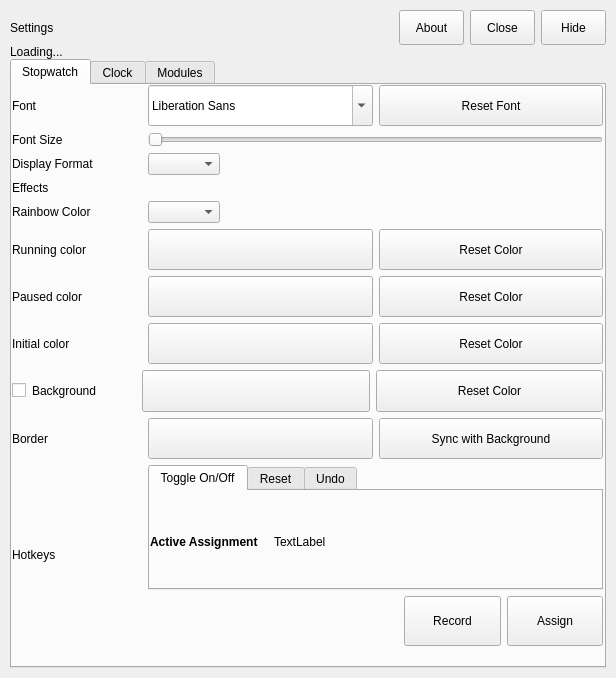
The window that stopwatchinteractiveeditor.ui (Bo0sted/phasmophobia-stopwatch-timer) describes before a commit, drawn with Qt 5.
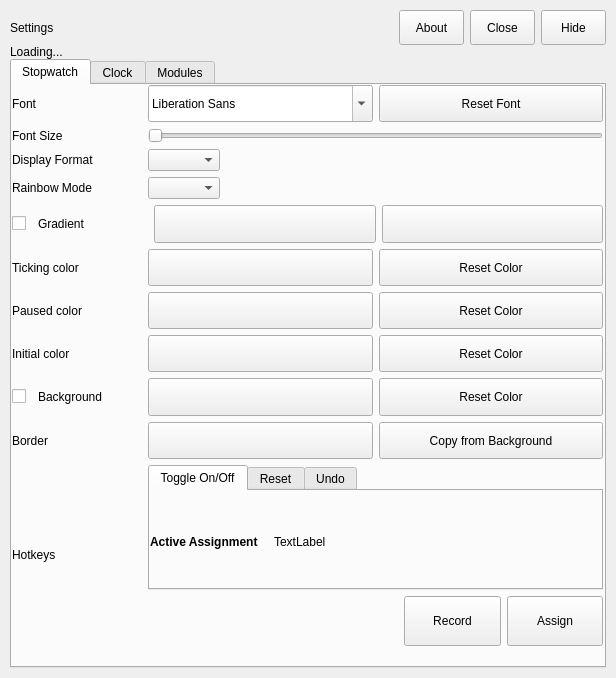
The same window after the commit. The open tabs and pages were chosen to show the change.

Commit message:
Added basic gradient support
More to come

Diff of the .ui file:
```diff
--- a/stopwatchinteractiveeditor.ui
+++ b/stopwatchinteractiveeditor.ui
@@ -467,22 +467,6 @@
           </item>
           <item>
            <layout class="QVBoxLayout" name="verticalLayout_2">
-            <item>
-             <widget class="QLabel" name="label_6">
-              <property name="sizePolicy">
-               <sizepolicy hsizetype="Fixed" vsizetype="Preferred">
-                <horstretch>0</horstretch>
-                <verstretch>0</verstretch>
-               </sizepolicy>
-              </property>
-              <property name="text">
-               <string>Effects</string>
-              </property>
-              <property name="alignment">
-               <set>Qt::AlignmentFlag::AlignLeading|Qt::AlignmentFlag::AlignLeft|Qt::AlignmentFlag::AlignTop</set>
-              </property>
-             </widget>
-            </item>
             <item>
              <layout class="QHBoxLayout" name="horizontalLayout_15">
               <item>
@@ -500,7 +484,7 @@
                  </size>
                 </property>
                 <property name="text">
-                 <string>Rainbow Color</string>
+                 <string>Rainbow Mode</string>
                 </property>
                </widget>
               </item>
@@ -531,6 +515,86 @@
             </item>
            </layout>
           </item>
+          <item>
+           <layout class="QHBoxLayout" name="horizontalLayout_18">
+            <item>
+             <widget class="QCheckBox" name="gradientToggleCheckbox">
+              <property name="minimumSize">
+               <size>
+                <width>20</width>
+                <height>0</height>
+               </size>
+              </property>
+              <property name="maximumSize">
+               <size>
+                <width>0</width>
+                <height>16777215</height>
+               </size>
+              </property>
+              <property name="text">
+               <string/>
+              </property>
+             </widget>
+            </item>
+            <item>
+             <widget class="QLabel" name="secondGradientColorPickerPushButton">
+              <property name="minimumSize">
+               <size>
+                <width>110</width>
+                <height>0</height>
+               </size>
+              </property>
+              <property name="maximumSize">
+               <size>
+                <width>0</width>
+                <height>16777215</height>
+               </size>
+              </property>
+              <property name="text">
+               <string>Gradient</string>
+              </property>
+             </widget>
+            </item>
+            <item>
+             <widget class="QPushButton" name="gradientOneColorPickerPushButton">
+              <property name="sizePolicy">
+               <sizepolicy hsizetype="Preferred" vsizetype="Fixed">
+                <horstretch>0</horstretch>
+                <verstretch>0</verstretch>
+               </sizepolicy>
+              </property>
+              <property name="maximumSize">
+               <size>
+                <width>16777215</width>
+                <height>50</height>
+               </size>
+              </property>
+              <property name="text">
+               <string/>
+              </property>
+             </widget>
+            </item>
+            <item>
+             <widget class="QPushButton" name="gradientTwoColorPickerPushButton">
+              <property name="sizePolicy">
+               <sizepolicy hsizetype="Preferred" vsizetype="Fixed">
+                <horstretch>0</horstretch>
+                <verstretch>0</verstretch>
+               </sizepolicy>
+              </property>
+              <property name="maximumSize">
+               <size>
+                <width>16777215</width>
+                <height>50</height>
+               </size>
+              </property>
+              <property name="text">
+               <string/>
+              </property>
+             </widget>
+            </item>
+           </layout>
+          </item>
           <item>
            <layout class="QHBoxLayout" name="horizontalLayout_8">
             <item>
@@ -548,7 +612,7 @@
                </size>
               </property>
               <property name="text">
-               <string>Running color</string>
+               <string>Ticking color</string>
               </property>
              </widget>
             </item>
@@ -712,6 +776,12 @@
                 <verstretch>0</verstretch>
                </sizepolicy>
               </property>
+              <property name="minimumSize">
+               <size>
+                <width>20</width>
+                <height>0</height>
+               </size>
+              </property>
               <property name="text">
                <string/>
               </property>
@@ -825,7 +895,7 @@
                </size>
               </property>
               <property name="text">
-               <string>Sync with Background</string>
+               <string>Copy from Background</string>
               </property>
              </widget>
             </item>
```
Left out of the diff: 6 changed lines with no effect on the pictures. The commit also changes 12 other files.
